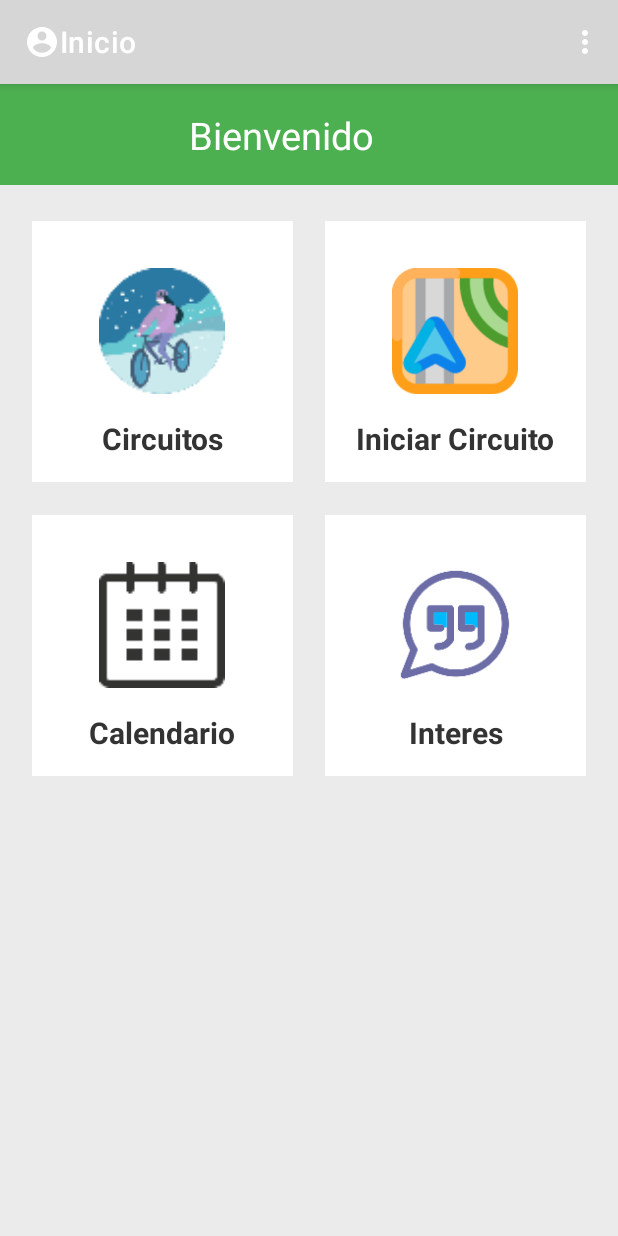
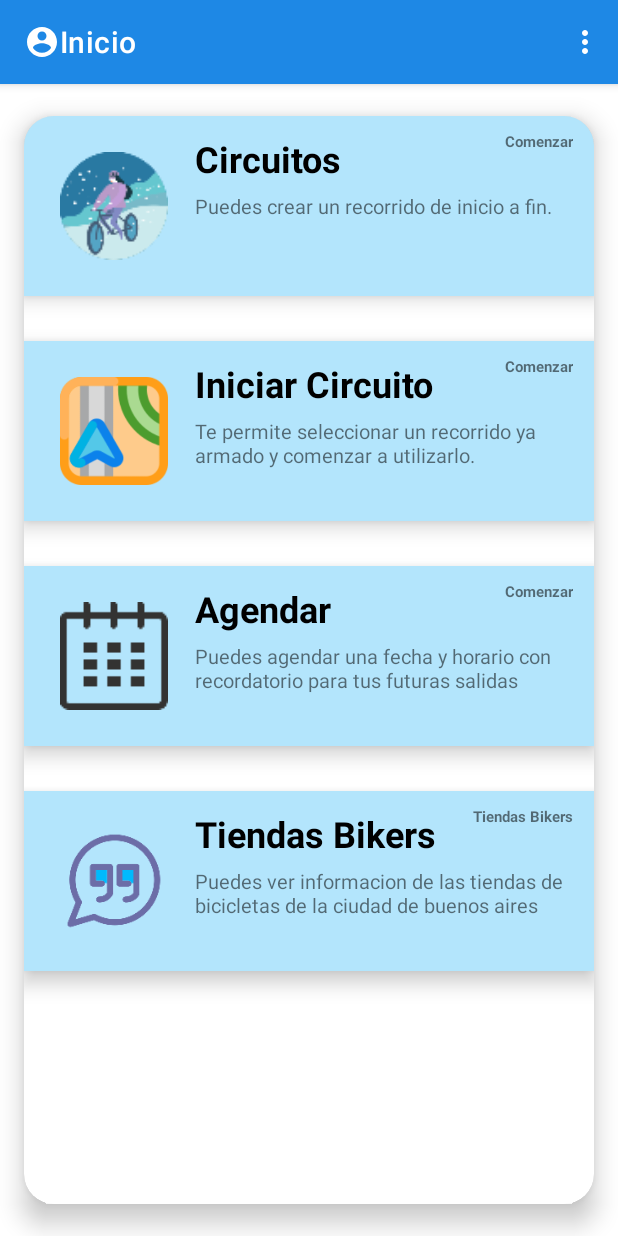
Before and after one commit to cgarcia80/desdehasta, an Android app: the screen it shows after launch once a user with an empty profile is signed in (MainActivity), on a phone screen of 412 x 824 dp. Run offline under Robolectric (Android 15) with nearby library versions, the phone set to English and light mode, and no system bars; our stand-ins replace Firebase (no records; nobody signed in at launch, a user with empty details on screens opened directly).

Commit message:
mejoras layout

```diff
--- a/app/src/main/java/com/ar/desdehasta/AgendaDeEventosActivity.java
+++ b/app/src/main/java/com/ar/desdehasta/AgendaDeEventosActivity.java
@@ -87,6 +87,7 @@ public class AgendaDeEventosActivity extends AppCompatActivity {
                         fecha.setText(strDate);
                     }
                 },anio,mes,dia);
+                datePickerDialog.getDatePicker().setMinDate(System.currentTimeMillis() - 1000);
                 datePickerDialog.show();
 
             }
@@ -104,6 +105,9 @@ public class AgendaDeEventosActivity extends AppCompatActivity {
                         calendar.set(Calendar.MINUTE,m);
 
                         hora.setText(String.format("%02d:%02d",h,m));
+                        if (calendar.getTimeInMillis() < Calendar.getInstance().getTimeInMillis()){
+                            Toast.makeText(AgendaDeEventosActivity.this, "No puede elegir un horario que ya ocurrio!", Toast.LENGTH_SHORT).show();
+                        }
                     }
                 },hora_reloj,minutos,true);
                 timePickerDialog.show();
@@ -115,6 +119,9 @@ public class AgendaDeEventosActivity extends AppCompatActivity {
         btn_guardar.setOnClickListener(new View.OnClickListener() {
             @Override
             public void onClick(View v) {
+                if (calendar.getTimeInMillis() < Calendar.getInstance().getTimeInMillis()){
+                    Toast.makeText(AgendaDeEventosActivity.this, "No puede elegir un horario que ya ocurrio!", Toast.LENGTH_SHORT).show();
+                }else{
 
                 String tag = generarKey();
                 Long Alerttime = (calendar.getTimeInMillis() - System.currentTimeMillis());
@@ -126,6 +133,8 @@ public class AgendaDeEventosActivity extends AppCompatActivity {
                 Toast.makeText(AgendaDeEventosActivity.this, "Alarma Agendada!", Toast.LENGTH_SHORT).show();
 
             }
+            }
+
         });
         btn_eliminar.setOnClickListener(new View.OnClickListener() {
             @Override
--- a/app/src/main/res/layout/activity_main.xml
+++ b/app/src/main/res/layout/activity_main.xml
@@ -1,202 +1,284 @@
 <?xml version="1.0" encoding="utf-8"?>
-<androidx.constraintlayout.widget.ConstraintLayout xmlns:android="http://schemas.android.com/apk/res/android"
+<androidx.cardview.widget.CardView xmlns:android="http://schemas.android.com/apk/res/android"
     xmlns:app="http://schemas.android.com/apk/res-auto"
     xmlns:tools="http://schemas.android.com/tools"
     android:layout_width="match_parent"
     android:layout_height="match_parent"
-    android:background="@color/gris_claro"
-    tools:context=".MainActivity" >
-
-    <androidx.constraintlayout.widget.ConstraintLayout
-        android:id="@+id/layoutHeader"
-        android:layout_width="412dp"
-        android:layout_height="67dp"
-        android:background="@color/green"
-        android:padding="10dp"
-        app:layout_constraintTop_toTopOf="parent"
-        tools:ignore="MissingConstraints">
-
-
-        <TextView
-            android:id="@+id/textBienvenida"
-            android:layout_width="wrap_content"
-            android:layout_height="wrap_content"
-            android:text="Bienvenido"
-            android:textColor="@color/white"
-            android:textSize="25sp"
-            app:layout_constraintBottom_toBottomOf="parent"
-            app:layout_constraintEnd_toEndOf="parent"
-            app:layout_constraintHorizontal_bias="0.431"
-            app:layout_constraintStart_toStartOf="parent"
-            app:layout_constraintTop_toTopOf="parent"
-            app:layout_constraintVertical_bias="0.515" />
-
-        <ImageButton
-            android:id="@+id/admin"
-            android:layout_width="94dp"
-            android:layout_height="62dp"
-            android:background="@color/green"
-            android:src="@drawable/admin_man_person_user_icon"
-            android:text="admin"
-            tools:ignore="MissingConstraints"
-            tools:layout_editor_absoluteX="-1dp"
-            tools:layout_editor_absoluteY="-14dp"
-            android:visibility="gone"/>
-
-    </androidx.constraintlayout.widget.ConstraintLayout>
-
-
-    <ScrollView
-        android:layout_width="match_parent"
-        android:layout_height="0dp"
-        android:overScrollMode="never"
-        android:scrollbars="none"
-        app:layout_constraintBottom_toBottomOf="parent"
-        app:layout_constraintTop_toBottomOf="@+id/layoutHeader"
-        app:layout_constraintVertical_bias="0.0"
-        tools:layout_editor_absoluteX="-97dp">
-
-        <androidx.constraintlayout.widget.ConstraintLayout
-            android:layout_width="match_parent"
-            android:layout_height="wrap_content">
-
+    android:animateLayoutChanges="true"
+    app:cardCornerRadius="20dp"
+    app:cardElevation="10dp"
+    app:cardUseCompatPadding="true">
 
     <LinearLayout
         android:id="@+id/layout1"
-                android:layout_width="0dp"
+        android:layout_width="match_parent"
         android:layout_height="wrap_content"
-                android:layout_marginTop="24dp"
-                android:background="@color/white"
-                android:gravity="center"
-                android:orientation="vertical"
-                android:padding="15dp"
-                app:layout_constraintDimensionRatio="H, 1:1"
-                app:layout_constraintEnd_toStartOf="@id/layout2"
-                app:layout_constraintStart_toStartOf="parent"
-                app:layout_constraintTop_toTopOf="parent">
+        android:animateLayoutChanges="true"
+        android:background="@color/Light_Blue"
+        android:elevation="8dp"
+        android:orientation="vertical">
+
+        <RelativeLayout
+            android:layout_width="match_parent"
+            android:layout_height="wrap_content"
+            android:padding="10dp">
 
             <ImageView
+                android:id="@+id/img_circuitos"
                 android:layout_width="100dp"
                 android:layout_height="100dp"
-                    android:layout_margin="8dp"
-                    android:contentDescription="Circuitos"
-                    android:padding="8dp"
-                    android:src="@drawable/bicycle_cycling_riding_sport_icon" />
+                android:layout_alignParentStart="true"
+                android:layout_alignParentLeft="true"
+                android:layout_centerVertical="true"
+                android:foregroundGravity="center"
+                android:paddingLeft="14dp"
+                android:paddingRight="14dp"
+                android:src="@drawable/bicycle_cycling_riding_sport_icon"></ImageView>
+
+            <LinearLayout
+                android:layout_width="wrap_content"
+                android:layout_height="wrap_content"
+                android:layout_alignParentTop="true"
+                android:layout_marginStart="4dp"
+                android:layout_marginLeft="4dp"
+                android:layout_marginTop="2dp"
+                android:layout_toEndOf="@+id/img_circuitos"
+                android:layout_toRightOf="@id/img_circuitos"
+                android:orientation="vertical">
 
                 <TextView
                     android:layout_width="match_parent"
                     android:layout_height="wrap_content"
-                    android:gravity="center"
-                    android:text="Circuitos"
-                    android:textColor="#333333"
-                    android:textSize="20sp"
-                    android:textStyle="bold" />
+                    android:layout_marginBottom="6dp"
+                    android:text="@string/main_circuito"
+                    android:textColor="@color/black"
+                    android:textSize="24dp"
+                    android:textStyle="bold"></TextView>
 
+                <TextView
+                    android:layout_width="match_parent"
+                    android:layout_height="wrap_content"
+                    android:text="@string/main_detalles_circuito"
+                    android:textSize="13dp"></TextView>
+
+            </LinearLayout>
+
+            <TextView
+                android:layout_width="wrap_content"
+                android:layout_height="wrap_content"
+                android:layout_alignParentEnd="true"
+                android:layout_alignParentRight="true"
+                android:layout_centerVertical="false"
+                android:layout_marginEnd="4dp"
+                android:layout_marginRight="16dp"
+                android:text="@string/main_comenzar"
+                android:textSize="10dp"
+                android:textStyle="bold"></TextView>
+        </RelativeLayout>
     </LinearLayout>
 
     <LinearLayout
         android:id="@+id/layout2"
-                android:layout_width="0dp"
+        android:layout_width="match_parent"
         android:layout_height="wrap_content"
-                android:layout_marginTop="24dp"
-                android:background="@color/white"
-                android:gravity="center"
+        android:animateLayoutChanges="true"
         android:orientation="vertical"
-                android:padding="15dp"
-                app:layout_constraintDimensionRatio="H, 1:1"
-                app:layout_constraintEnd_toEndOf="parent"
-                app:layout_constraintStart_toEndOf="@id/layout1"
-                app:layout_constraintTop_toTopOf="parent">
-
+        android:layout_marginTop="150dp"
+        android:elevation="8dp"
+        android:background="@color/Light_Blue">
+        <RelativeLayout
+            android:layout_width="match_parent"
+            android:layout_height="wrap_content"
+            android:padding="10dp">
             <ImageView
+                android:id="@+id/img_iniciar_circuito"
                 android:layout_width="100dp"
                 android:layout_height="100dp"
-                    android:layout_margin="8dp"
-                    android:contentDescription="Circuitos"
-                    android:padding="8dp"
-                    android:src="@drawable/maps_menu_navigation_pointer_icon" />
-
+                android:layout_alignParentStart="true"
+                android:layout_centerVertical="true"
+                android:foregroundGravity="center"
+                android:paddingLeft="14dp"
+                android:paddingRight="14dp"
+                android:src="@drawable/maps_menu_navigation_pointer_icon"
+                android:layout_alignParentLeft="true">
+            </ImageView>
+            <LinearLayout
+                android:layout_width="wrap_content"
+                android:layout_height="wrap_content"
+                android:layout_alignParentTop="true"
+                android:layout_marginStart="4dp"
+                android:layout_marginTop="2dp"
+                android:layout_toEndOf="@+id/img_iniciar_circuito"
+                android:orientation="vertical"
+                android:layout_marginLeft="4dp"
+                android:layout_toRightOf="@id/img_iniciar_circuito">
                 <TextView
                     android:layout_width="match_parent"
                     android:layout_height="wrap_content"
-                    android:gravity="center"
-                    android:text="Iniciar Circuito"
-                    android:textColor="#333333"
-                    android:textSize="20sp"
-                    android:textStyle="bold" />
+                    android:layout_marginBottom="6dp"
+                    android:text="@string/main_iniciar_circuito"
+                    android:textColor="@color/black"
+                    android:textSize="24dp"
+                    android:textStyle="bold">
+                </TextView>
+                <TextView
+                    android:layout_width="match_parent"
+                    android:layout_height="wrap_content"
+                    android:text="@string/main_detalles_iniciar_circuito"
+                    android:textSize="13dp">
+                </TextView>
+
+            </LinearLayout>
+
+            <TextView
+                android:layout_width="wrap_content"
+                android:layout_height="wrap_content"
+                android:layout_alignParentEnd="true"
+                android:layout_alignParentRight="true"
+                android:layout_centerVertical="false"
+                android:layout_marginEnd="4dp"
+                android:layout_marginRight="16dp"
+                android:text="@string/main_comenzar"
+                android:textSize="10dp"
+                android:textStyle="bold"></TextView>
+        </RelativeLayout>
 
     </LinearLayout>
 
     <LinearLayout
         android:id="@+id/layout3"
-                android:layout_width="0dp"
+        android:layout_width="match_parent"
         android:layout_height="wrap_content"
-                android:layout_marginTop="22dp"
-                android:background="@color/white"
-                android:gravity="center"
+        android:animateLayoutChanges="true"
         android:orientation="vertical"
-                android:padding="15dp"
-                app:layout_constraintDimensionRatio="H, 1:1"
-                app:layout_constraintEnd_toStartOf="@id/layout2"
-                app:layout_constraintStart_toStartOf="parent"
-                app:layout_constraintTop_toBottomOf="@id/layout1">
-
+        android:layout_marginTop="300dp"
+        android:elevation="8dp"
+        android:background="@color/Light_Blue">
+        <RelativeLayout
+            android:layout_width="match_parent"
+            android:layout_height="wrap_content"
+            android:padding="10dp">
             <ImageView
+                android:id="@+id/img_agendar"
                 android:layout_width="100dp"
                 android:layout_height="100dp"
-                    android:layout_margin="8dp"
-                    android:contentDescription="Agenda"
-                    android:padding="8dp"
-                    android:src="@drawable/calendar_date_event_month_icon" />
-
+                android:layout_alignParentStart="true"
+                android:layout_centerVertical="true"
+                android:foregroundGravity="center"
+                android:paddingLeft="14dp"
+                android:paddingRight="14dp"
+                android:src="@drawable/calendar_date_event_month_icon"
+                android:layout_alignParentLeft="true">
+            </ImageView>
+            <LinearLayout
+                android:layout_width="wrap_content"
+                android:layout_height="wrap_content"
+                android:layout_alignParentTop="true"
+                android:layout_marginStart="4dp"
+                android:layout_marginTop="2dp"
+                android:layout_toEndOf="@+id/img_agendar"
+                android:orientation="vertical"
+                android:layout_marginLeft="4dp"
+                android:layout_toRightOf="@id/img_agendar">
                 <TextView
                     android:layout_width="match_parent"
                     android:layout_height="wrap_content"
-                    android:gravity="center"
-                    android:text="Calendario"
-                    android:textColor="#333333"
-                    android:textSize="20sp"
-                    android:textStyle="bold" />
+                    android:layout_marginBottom="6dp"
+                    android:text="@string/main_calendario"
+                    android:textColor="@color/black"
+                    android:textSize="24dp"
+                    android:textStyle="bold">
+                </TextView>
+                <TextView
+                    android:layout_width="match_parent"
+                    android:layout_height="wrap_content"
+                    android:text="@string/main_detalles_calendario"
+                    android:textSize="13dp">
+                </TextView>
+
+            </LinearLayout>
+
+            <TextView
+                android:layout_width="wrap_content"
+                android:layout_height="wrap_content"
+                android:layout_alignParentEnd="true"
+                android:layout_alignParentRight="true"
+                android:layout_centerVertical="false"
+                android:layout_marginEnd="4dp"
+                android:layout_marginRight="16dp"
+                android:text="@string/main_comenzar"
+                android:textSize="10dp"
+                android:textStyle="bold"></TextView>
+        </RelativeLayout>
 
     </LinearLayout>
 
     <LinearLayout
         android:id="@+id/layout4"
-                android:layout_width="0dp"
+        android:layout_width="match_parent"
         android:layout_height="wrap_content"
-                android:layout_marginTop="22dp"
-                android:background="@color/white"
-                android:gravity="center"
+        android:animateLayoutChanges="true"
         android:orientation="vertical"
-                android:padding="15dp"
-                app:layout_constraintDimensionRatio="H, 1:1"
-                app:layout_constraintEnd_toEndOf="parent"
-                app:layout_constraintStart_toEndOf="@id/layout1"
-                app:layout_constraintTop_toBottomOf="@id/layout2">
-
+        android:layout_marginTop="450dp"
+        android:elevation="8dp"
+        android:background="@color/Light_Blue">
+        <RelativeLayout
+            android:layout_width="match_parent"
+            android:layout_height="wrap_content"
+            android:padding="10dp">
             <ImageView
+                android:id="@+id/img_tiendas"
                 android:layout_width="100dp"
                 android:layout_height="100dp"
-                    android:layout_margin="8dp"
-                    android:contentDescription="Circuitos"
-                    android:padding="8dp"
-                    android:src="@drawable/massage_chatting_texting_interesting_icon" />
-
+                android:layout_alignParentStart="true"
+                android:layout_centerVertical="true"
+                android:foregroundGravity="center"
+                android:paddingLeft="14dp"
+                android:paddingRight="14dp"
+                android:src="@drawable/massage_chatting_texting_interesting_icon"
+                android:layout_alignParentLeft="true">
+            </ImageView>
+            <LinearLayout
+                android:layout_width="wrap_content"
+                android:layout_height="wrap_content"
+                android:layout_alignParentTop="true"
+                android:layout_marginStart="4dp"
+                android:layout_marginTop="2dp"
+                android:layout_toEndOf="@+id/img_tiendas"
+                android:orientation="vertical"
+                android:layout_marginLeft="4dp"
+                android:layout_toRightOf="@id/img_tiendas">
                 <TextView
                     android:layout_width="match_parent"
                     android:layout_height="wrap_content"
-                    android:gravity="center"
-                    android:text="Interes"
-                    android:textColor="#333333"
-                    android:textSize="20sp"
-                    android:textStyle="bold" />
+                    android:layout_marginBottom="6dp"
+                    android:text="@string/main_tiendas_bike"
+                    android:textColor="@color/black"
+                    android:textSize="24dp"
+                    android:textStyle="bold">
+                </TextView>
+                <TextView
+                    android:layout_width="match_parent"
+                    android:layout_height="wrap_content"
+                    android:text="@string/main_detalles_tiendas"
+                    android:textSize="13dp">
+                </TextView>
 
             </LinearLayout>
 
+            <TextView
+                android:layout_width="wrap_content"
+                android:layout_height="wrap_content"
+                android:layout_alignParentEnd="true"
+                android:layout_alignParentRight="true"
+                android:layout_centerVertical="false"
+                android:layout_marginEnd="4dp"
+                android:layout_marginRight="16dp"
+                android:text="@string/main_tiendas_bike"
+                android:textSize="10dp"
+                android:textStyle="bold"></TextView>
+        </RelativeLayout>
 
-        </androidx.constraintlayout.widget.ConstraintLayout>
+    </LinearLayout>
 
-
-    </ScrollView>
-
-</androidx.constraintlayout.widget.ConstraintLayout>
+</androidx.cardview.widget.CardView>
--- a/app/src/main/res/values/colors.xml
+++ b/app/src/main/res/values/colors.xml
@@ -10,11 +10,13 @@
     <color name="white">#FFFFFFFF</color>
     <color name="gris_claro">#EBEBEB</color>
 
-    <color name="toolBarSecundary">@color/quantum_amberA700</color>
-    <color name="toolBarPrimary">@color/quantum_amberA400</color>
+    <color name="toolBarSecundary">#005cb2</color>
+    <color name="toolBarPrimary">#1e88e5</color>
     <color name="light_blue_600">#FF039BE5</color>
     <color name="light_blue_900">#FF01579B</color>
     <color name="light_blue_A200">#FF40C4FF</color>
     <color name="light_blue_A400">#FF00B0FF</color>
     <color name="black_overlay">#66000000</color>
+
+    <color name="Light_Blue">#b3e5fc</color>
 </resources>
--- a/app/src/main/res/values/strings.xml
+++ b/app/src/main/res/values/strings.xml
@@ -43,4 +43,20 @@
     <string name="dummy_button">Dummy Button</string>
     <string name="dummy_content">DUMMY\nCONTENT</string>
 
+
+    <!--Nombres de las card del layout principal main-->
+    <string name="main_circuito">Circuitos</string>
+    <string name="main_detalles_circuito">Puedes crear un recorrido de inicio a fin.</string>
+
+    <string name="main_iniciar_circuito">Iniciar Circuito</string>
+    <string name="main_detalles_iniciar_circuito">Te permite seleccionar un recorrido ya armado y comenzar a utilizarlo.</string>
+
+    <string name="main_calendario">Agendar</string>
+    <string name="main_detalles_calendario">Puedes agendar una fecha y horario con recordatorio para tus futuras salidas</string>
+
+    <string name="main_tiendas_bike">Tiendas Bikers</string>
+    <string name="main_detalles_tiendas">Puedes ver informacion de las tiendas de bicicletas de la ciudad de buenos aires</string>
+
+    <string name="main_comenzar">Comenzar</string>
+
 </resources>
```
Lines whose indentation alone changed are shown as unchanged.
